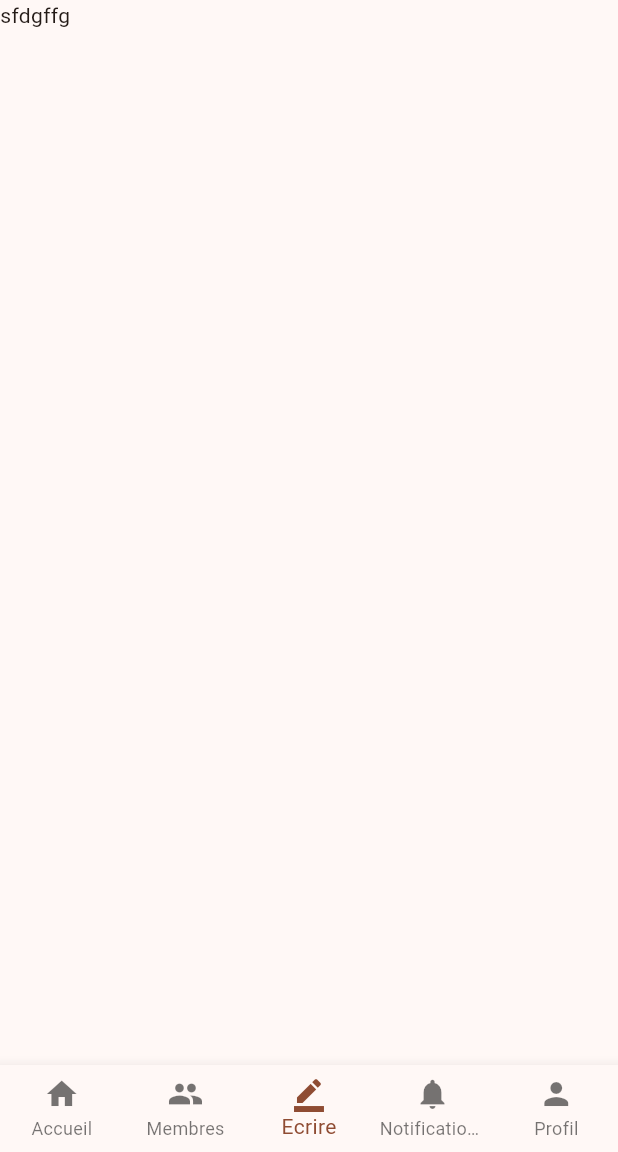
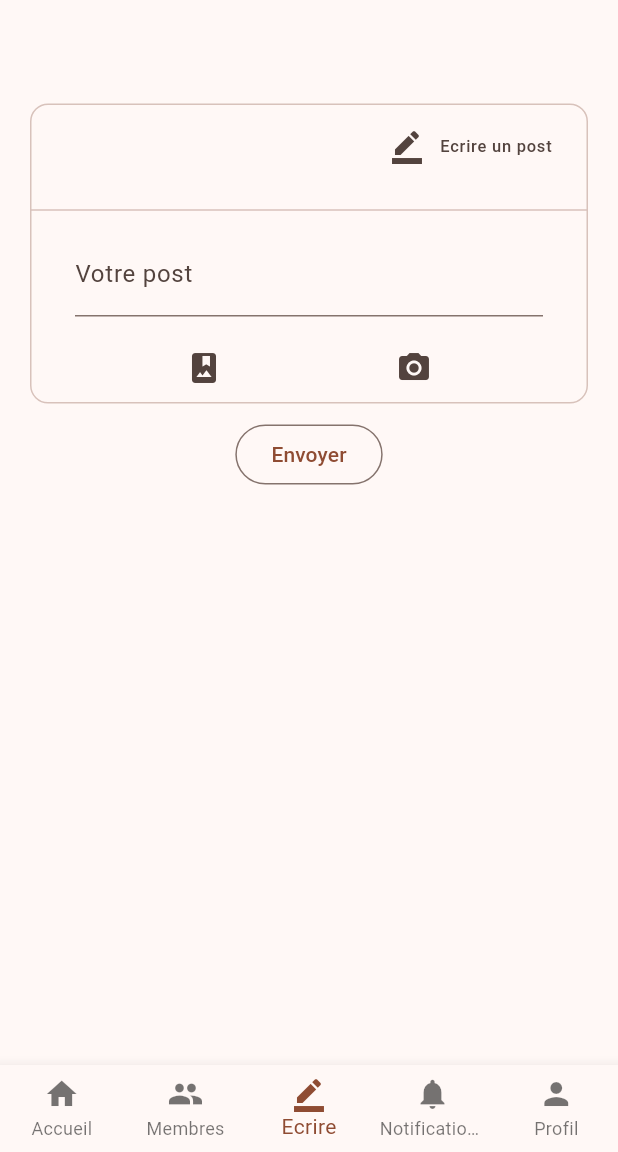
Before and after one commit to AntoineHazebrouck/chti_face_bouc, a Flutter app: the screen it shows once a user with an empty profile is signed in, item 3 of the bottom bar chosen, on a phone screen of 412 x 824 dp, the part 84-1236 px from its top. Run offline on Flutter 3.47's test engine with Material 3 defaults, Android fonts, the phone set to English and light mode, and no system bars; our stand-ins replace cloud_firestore, firebase_auth, firebase_core, firebase_storage, image_picker; accounts and stored records are empty.

Commit message:
layout done

```diff
--- a/lib/pages/common/simple_future_builder.dart
+++ b/lib/pages/common/simple_future_builder.dart
@@ -15,6 +15,9 @@ class SimpleFutureBuilder<T> extends StatelessWidget {
     return FutureBuilder(
       future: future,
       builder: (context, snapshot) {
+        if (snapshot.connectionState == ConnectionState.waiting) {
+          return Center(child: CircularProgressIndicator());
+        }
         if (snapshot.hasData) {
           final data = snapshot.data!;
           return child(data);
--- /dev/null
+++ b/lib/pages/page_ecrire_post.dart
@@ -0,0 +1,59 @@
+import 'package:chti_face_bouc/pages/common/my_name.dart';
+import 'package:flutter/material.dart';
+
+class PageEcrirePost extends StatefulWidget {
+  const PageEcrirePost({super.key});
+
+  @override
+  State<PageEcrirePost> createState() => _PageEcrirePostState();
+}
+
+class _PageEcrirePostState extends State<PageEcrirePost> {
+  @override
+  Widget build(BuildContext context) {
+    return SingleChildScrollView(
+      child: Column(
+        children: [
+          MyName(),
+          Card.outlined(
+            margin: EdgeInsets.symmetric(vertical: 10, horizontal: 20),
+            child: Column(
+              spacing: 10,
+              children: [
+                ListTile(
+                  trailing: Row(
+                    spacing: 10,
+                    mainAxisSize: MainAxisSize.min,
+                    children: [
+                      Icon(Icons.border_color),
+                      Text("Ecrire un post"),
+                    ],
+                  ),
+                ),
+                Divider(height: 10),
+                Padding(
+                  padding: const EdgeInsets.symmetric(horizontal: 30),
+                  child: TextField(
+                    decoration: InputDecoration(label: Text("Votre post")),
+                  ),
+                ),
+                Row(
+                  mainAxisAlignment: MainAxisAlignment.spaceEvenly,
+                  children: [
+                    IconButton(onPressed: () {}, icon: Icon(Icons.photo_album)),
+                    IconButton(
+                      onPressed: () {},
+                      icon: Icon(Icons.photo_camera),
+                    ),
+                  ],
+                ),
+                // Image.asset("resources/images/flutter_logo.png")
+              ],
+            ),
+          ),
+          OutlinedButton(onPressed: () {}, child: Text("Envoyer")),
+        ],
+      ),
+    );
+  }
+}
--- a/lib/pages/page_navigation.dart
+++ b/lib/pages/page_navigation.dart
@@ -1,5 +1,6 @@
 import 'package:chti_face_bouc/pages/common/simple_future_builder.dart';
 import 'package:chti_face_bouc/pages/page_accueil.dart';
+import 'package:chti_face_bouc/pages/page_ecrire_post.dart';
 import 'package:chti_face_bouc/pages/page_members.dart';
 import 'package:chti_face_bouc/pages/page_profil.dart';
 import 'package:chti_face_bouc/services/service_authentification.dart';
@@ -21,7 +22,7 @@ class _PageNavigationState extends State<PageNavigation> {
     final bodies = [
       PageAccueil(),
       PageMembers(),
-      Text("sfdgffg"),
+      PageEcrirePost(),
       Text("ds"),
       SimpleFutureBuilder(
         future: ServiceFirestore.me(),
```
